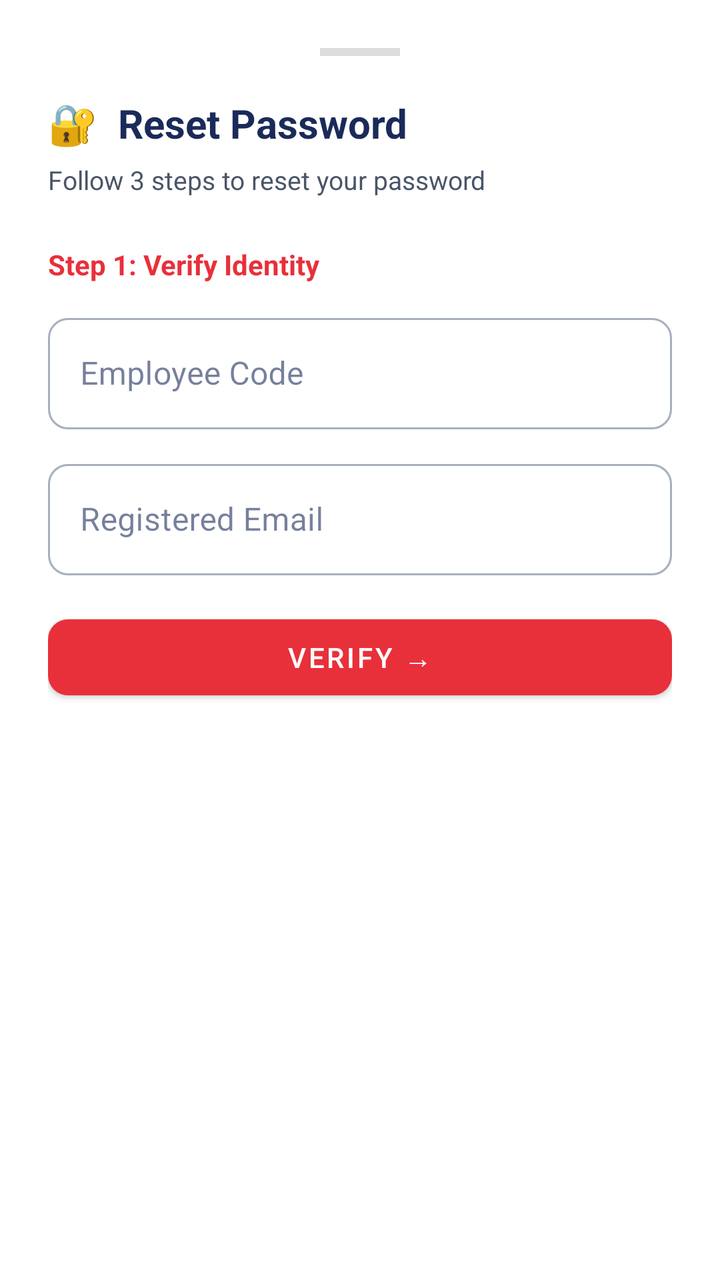
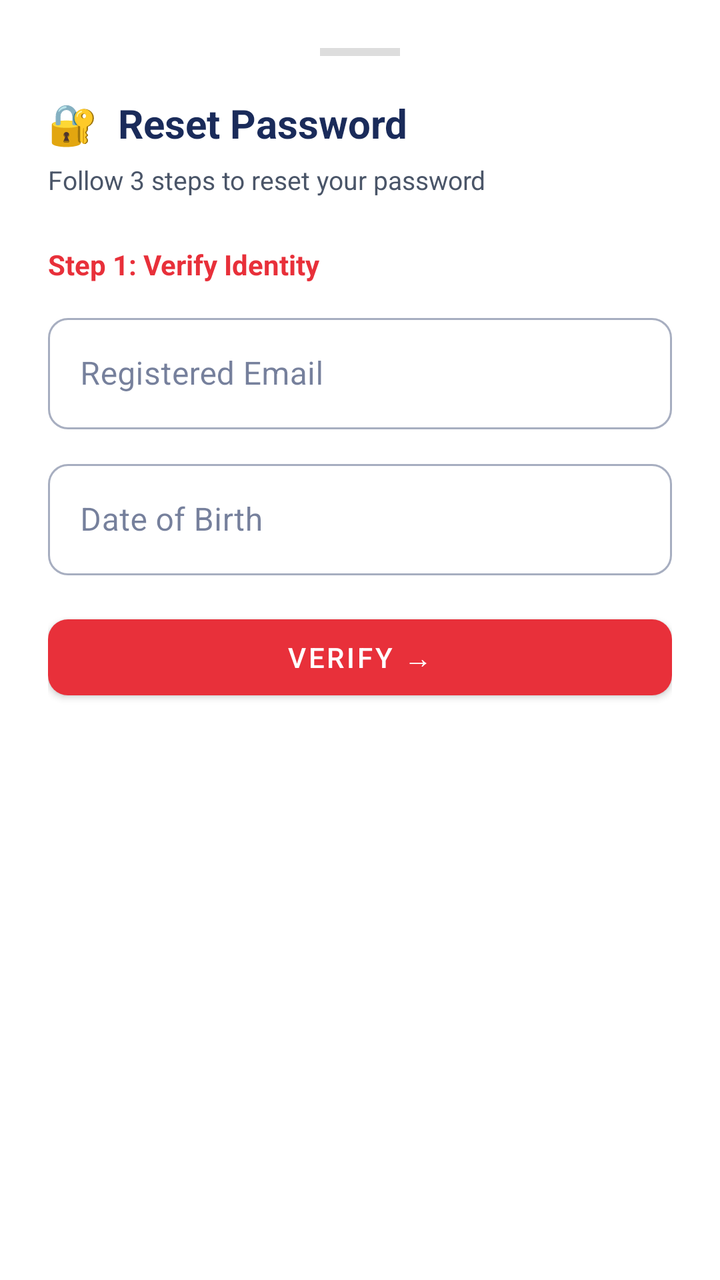

Screens rendered from an Android XML layout before and after an edit, with the pre-edit source and the edit as a unified diff.
<!-- AndroidManifest.xml: application theme Theme.RiskcareHRMS -->
<!-- res/layout/bottom_sheet_forgot_password.xml -->
<?xml version="1.0" encoding="utf-8"?>
<LinearLayout xmlns:android="http://schemas.android.com/apk/res/android"
    xmlns:app="http://schemas.android.com/apk/res-auto"
    android:layout_width="match_parent"
    android:layout_height="wrap_content"
    android:orientation="vertical"
    android:padding="24dp"
    android:background="@color/white">

    
    <View android:layout_width="40dp" android:layout_height="4dp"
        android:background="#DDDDDD" android:layout_gravity="center"
        android:layout_marginBottom="20dp"/>

    <TextView android:layout_width="wrap_content" android:layout_height="wrap_content"
        android:text="🔐  Reset Password" android:textColor="@color/text_primary"
        android:textSize="20sp" android:textStyle="bold" android:layout_marginBottom="6dp"/>
    <TextView android:layout_width="wrap_content" android:layout_height="wrap_content"
        android:text="Follow 3 steps to reset your password"
        android:textColor="@color/text_secondary" android:textSize="13sp"
        android:layout_marginBottom="24dp"/>

    
    <LinearLayout android:id="@+id/stepOne" android:layout_width="match_parent"
        android:layout_height="wrap_content" android:orientation="vertical">
        <TextView android:layout_width="wrap_content" android:layout_height="wrap_content"
            android:text="Step 1: Verify Identity" android:textColor="@color/primary"
            android:textSize="14sp" android:textStyle="bold" android:layout_marginBottom="12dp"/>
        <com.google.android.material.textfield.TextInputLayout
            style="@style/Widget.MaterialComponents.TextInputLayout.OutlinedBox"
            android:layout_width="match_parent" android:layout_height="wrap_content"
            android:hint="Employee Code" android:layout_marginBottom="12dp"
            app:boxCornerRadiusTopStart="10dp" app:boxCornerRadiusTopEnd="10dp"
            app:boxCornerRadiusBottomStart="10dp" app:boxCornerRadiusBottomEnd="10dp">
            <com.google.android.material.textfield.TextInputEditText
                android:id="@+id/etEmpCode" android:layout_width="match_parent"
                android:layout_height="wrap_content" android:inputType="text"/>
        </com.google.android.material.textfield.TextInputLayout>
        <com.google.android.material.textfield.TextInputLayout
            style="@style/Widget.MaterialComponents.TextInputLayout.OutlinedBox"
            android:layout_width="match_parent" android:layout_height="wrap_content"
            android:hint="Registered Email" android:layout_marginBottom="16dp"
            app:boxCornerRadiusTopStart="10dp" app:boxCornerRadiusTopEnd="10dp"
            app:boxCornerRadiusBottomStart="10dp" app:boxCornerRadiusBottomEnd="10dp">
            <com.google.android.material.textfield.TextInputEditText
                android:id="@+id/etForgotEmail" android:layout_width="match_parent"
                android:layout_height="wrap_content" android:inputType="textEmailAddress"/>
        </com.google.android.material.textfield.TextInputLayout>
        <com.google.android.material.button.MaterialButton
            android:id="@+id/btnStep1" android:layout_width="match_parent"
            android:layout_height="50dp" android:text="Verify →"
            android:textColor="@color/white" app:cornerRadius="10dp"
            app:backgroundTint="@color/primary" android:layout_marginBottom="8dp"/>
    </LinearLayout>

    
    <LinearLayout android:id="@+id/stepTwo" android:layout_width="match_parent"
        android:layout_height="wrap_content" android:orientation="vertical"
        android:visibility="gone">
        <TextView android:layout_width="wrap_content" android:layout_height="wrap_content"
            android:text="Step 2: Verify PAN Number" android:textColor="@color/accent_orange"
            android:textSize="14sp" android:textStyle="bold" android:layout_marginBottom="12dp"/>
        <com.google.android.material.textfield.TextInputLayout
            style="@style/Widget.MaterialComponents.TextInputLayout.OutlinedBox"
            android:layout_width="match_parent" android:layout_height="wrap_content"
            android:hint="PAN Number" android:layout_marginBottom="16dp"
            app:boxCornerRadiusTopStart="10dp" app:boxCornerRadiusTopEnd="10dp"
            app:boxCornerRadiusBottomStart="10dp" app:boxCornerRadiusBottomEnd="10dp">
            <com.google.android.material.textfield.TextInputEditText
                android:id="@+id/etPan" android:layout_width="match_parent"
                android:layout_height="wrap_content" android:inputType="textCapCharacters"/>
        </com.google.android.material.textfield.TextInputLayout>
        <com.google.android.material.button.MaterialButton
            android:id="@+id/btnStep2" android:layout_width="match_parent"
            android:layout_height="50dp" android:text="Verify PAN →"
            android:textColor="@color/white" app:cornerRadius="10dp"
            app:backgroundTint="@color/accent_orange" android:layout_marginBottom="8dp"/>
    </LinearLayout>

    
    <LinearLayout android:id="@+id/stepThree" android:layout_width="match_parent"
        android:layout_height="wrap_content" android:orientation="vertical"
        android:visibility="gone">
        <TextView android:layout_width="wrap_content" android:layout_height="wrap_content"
            android:text="Step 3: Set New Password" android:textColor="@color/accent_blue"
            android:textSize="14sp" android:textStyle="bold" android:layout_marginBottom="12dp"/>
        <com.google.android.material.textfield.TextInputLayout
            style="@style/Widget.MaterialComponents.TextInputLayout.OutlinedBox"
            android:layout_width="match_parent" android:layout_height="wrap_content"
            android:hint="New Password" android:layout_marginBottom="12dp"
            app:endIconMode="password_toggle"
            app:boxCornerRadiusTopStart="10dp" app:boxCornerRadiusTopEnd="10dp"
            app:boxCornerRadiusBottomStart="10dp" app:boxCornerRadiusBottomEnd="10dp">
            <com.google.android.material.textfield.TextInputEditText
                android:id="@+id/etNewPass" android:layout_width="match_parent"
                android:layout_height="wrap_content" android:inputType="textPassword"/>
        </com.google.android.material.textfield.TextInputLayout>
        <com.google.android.material.textfield.TextInputLayout
            style="@style/Widget.MaterialComponents.TextInputLayout.OutlinedBox"
            android:layout_width="match_parent" android:layout_height="wrap_content"
            android:hint="Confirm Password" android:layout_marginBottom="16dp"
            app:endIconMode="password_toggle"
            app:boxCornerRadiusTopStart="10dp" app:boxCornerRadiusTopEnd="10dp"
            app:boxCornerRadiusBottomStart="10dp" app:boxCornerRadiusBottomEnd="10dp">
            <com.google.android.material.textfield.TextInputEditText
                android:id="@+id/etConfirmPass" android:layout_width="match_parent"
                android:layout_height="wrap_content" android:inputType="textPassword"/>
        </com.google.android.material.textfield.TextInputLayout>
        <com.google.android.material.button.MaterialButton
            android:id="@+id/btnStep3" android:layout_width="match_parent"
            android:layout_height="50dp" android:text="Reset Password ✓"
            android:textColor="@color/white" app:cornerRadius="10dp"
            app:backgroundTint="@color/accent_blue" android:layout_marginBottom="8dp"/>
    </LinearLayout>

</LinearLayout>
<!-- resources referenced by this layout -->
<resources>
  <color name="accent_blue">#1A2B5A</color>
  <color name="accent_orange">#E8303A</color>
  <color name="primary">#E8303A</color>
  <color name="text_primary">#1A2B5A</color>
  <color name="text_secondary">#4A5568</color>
  <color name="white">#FFFFFF</color>
  <style name="Theme.RiskcareHRMS" parent="Theme.MaterialComponents.Light.NoActionBar">
          <item name="colorPrimary">@color/primary</item>
          <item name="colorPrimaryVariant">@color/primary_dark</item>
          <item name="colorOnPrimary">@color/white</item>
          <item name="colorSecondary">@color/accent_orange</item>
          <item name="colorSecondaryVariant">@color/accent_orange</item>
          <item name="colorOnSecondary">@color/white</item>
          <item name="android:colorBackground">@color/background</item>
          <item name="colorSurface">@color/surface</item>
          <item name="colorOnSurface">@color/text_primary</item>
          <item name="android:statusBarColor">#FFFFFF</item>
          <item name="android:windowLightStatusBar" tools:targetApi="m">true</item>
          <item name="android:navigationBarColor">@color/white</item>
          <item name="android:windowLightNavigationBar" tools:targetApi="o_mr1">true</item>
          <item name="materialCardViewStyle">@style/RiskcareHRMS.CardView</item>
          <item name="shapeAppearanceMediumComponent">@style/ShapeAppearance.RiskcareHRMS.MediumComponent</item>
          <item name="shapeAppearanceLargeComponent">@style/ShapeAppearance.RiskcareHRMS.LargeComponent</item>
      </style>
  <color name="primary_dark">#C0272D</color>
  <color name="background">#F5F8FB</color>
  <color name="surface">#FFFFFF</color>
  <style name="RiskcareHRMS.CardView" parent="Widget.MaterialComponents.CardView">
          <item name="cardElevation">2dp</item>
          <item name="cardCornerRadius">16dp</item>
          <item name="cardBackgroundColor">@color/surface</item>
      </style>
  <style name="ShapeAppearance.RiskcareHRMS.MediumComponent" parent="ShapeAppearance.MaterialComponents.MediumComponent">
          <item name="cornerFamily">rounded</item>
          <item name="cornerSize">12dp</item>
      </style>
  <style name="ShapeAppearance.RiskcareHRMS.LargeComponent" parent="ShapeAppearance.MaterialComponents.LargeComponent">
          <item name="cornerFamily">rounded</item>
          <item name="cornerSize">20dp</item>
      </style>
</resources>

<!-- the commit's change to res/layout/bottom_sheet_forgot_password.xml (unified diff, before → after) -->
@@ -29,22 +29,23 @@
         <com.google.android.material.textfield.TextInputLayout
             style="@style/Widget.MaterialComponents.TextInputLayout.OutlinedBox"
             android:layout_width="match_parent" android:layout_height="wrap_content"
-            android:hint="Employee Code" android:layout_marginBottom="12dp"
-            app:boxCornerRadiusTopStart="10dp" app:boxCornerRadiusTopEnd="10dp"
-            app:boxCornerRadiusBottomStart="10dp" app:boxCornerRadiusBottomEnd="10dp">
-            <com.google.android.material.textfield.TextInputEditText
-                android:id="@+id/etEmpCode" android:layout_width="match_parent"
-                android:layout_height="wrap_content" android:inputType="text"/>
-        </com.google.android.material.textfield.TextInputLayout>
-        <com.google.android.material.textfield.TextInputLayout
-            style="@style/Widget.MaterialComponents.TextInputLayout.OutlinedBox"
-            android:layout_width="match_parent" android:layout_height="wrap_content"
-            android:hint="Registered Email" android:layout_marginBottom="16dp"
+            android:hint="Registered Email" android:layout_marginBottom="12dp"
             app:boxCornerRadiusTopStart="10dp" app:boxCornerRadiusTopEnd="10dp"
             app:boxCornerRadiusBottomStart="10dp" app:boxCornerRadiusBottomEnd="10dp">
             <com.google.android.material.textfield.TextInputEditText
                 android:id="@+id/etForgotEmail" android:layout_width="match_parent"
                 android:layout_height="wrap_content" android:inputType="textEmailAddress"/>
+        </com.google.android.material.textfield.TextInputLayout>
+        <com.google.android.material.textfield.TextInputLayout
+            style="@style/Widget.MaterialComponents.TextInputLayout.OutlinedBox"
+            android:layout_width="match_parent" android:layout_height="wrap_content"
+            android:hint="Date of Birth" android:layout_marginBottom="16dp"
+            app:boxCornerRadiusTopStart="10dp" app:boxCornerRadiusTopEnd="10dp"
+            app:boxCornerRadiusBottomStart="10dp" app:boxCornerRadiusBottomEnd="10dp">
+            <com.google.android.material.textfield.TextInputEditText
+                android:id="@+id/etForgotDob" android:layout_width="match_parent"
+                android:layout_height="wrap_content" android:inputType="none"
+                android:focusable="false" android:clickable="true"/>
         </com.google.android.material.textfield.TextInputLayout>
         <com.google.android.material.button.MaterialButton
             android:id="@+id/btnStep1" android:layout_width="match_parent"
@@ -58,21 +59,21 @@
         android:layout_height="wrap_content" android:orientation="vertical"
         android:visibility="gone">
         <TextView android:layout_width="wrap_content" android:layout_height="wrap_content"
-            android:text="Step 2: Verify PAN Number" android:textColor="@color/accent_orange"
+            android:text="Step 2: Verify Employee ID" android:textColor="@color/accent_orange"
             android:textSize="14sp" android:textStyle="bold" android:layout_marginBottom="12dp"/>
         <com.google.android.material.textfield.TextInputLayout
             style="@style/Widget.MaterialComponents.TextInputLayout.OutlinedBox"
             android:layout_width="match_parent" android:layout_height="wrap_content"
-            android:hint="PAN Number" android:layout_marginBottom="16dp"
+            android:hint="Employee ID" android:layout_marginBottom="16dp"
             app:boxCornerRadiusTopStart="10dp" app:boxCornerRadiusTopEnd="10dp"
             app:boxCornerRadiusBottomStart="10dp" app:boxCornerRadiusBottomEnd="10dp">
             <com.google.android.material.textfield.TextInputEditText
-                android:id="@+id/etPan" android:layout_width="match_parent"
+                android:id="@+id/etEmpCodeStep2" android:layout_width="match_parent"
                 android:layout_height="wrap_content" android:inputType="textCapCharacters"/>
         </com.google.android.material.textfield.TextInputLayout>
         <com.google.android.material.button.MaterialButton
             android:id="@+id/btnStep2" android:layout_width="match_parent"
-            android:layout_height="50dp" android:text="Verify PAN →"
+            android:layout_height="50dp" android:text="Verify Employee ID →"
             android:textColor="@color/white" app:cornerRadius="10dp"
             app:backgroundTint="@color/accent_orange" android:layout_marginBottom="8dp"/>
     </LinearLayout>
